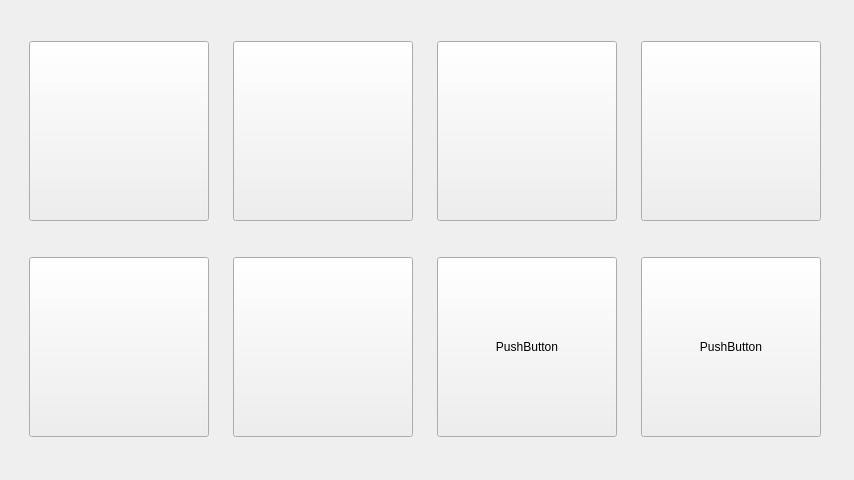
Old version of the form mainwindow.ui in the repository dhruvbhutani/komedia.
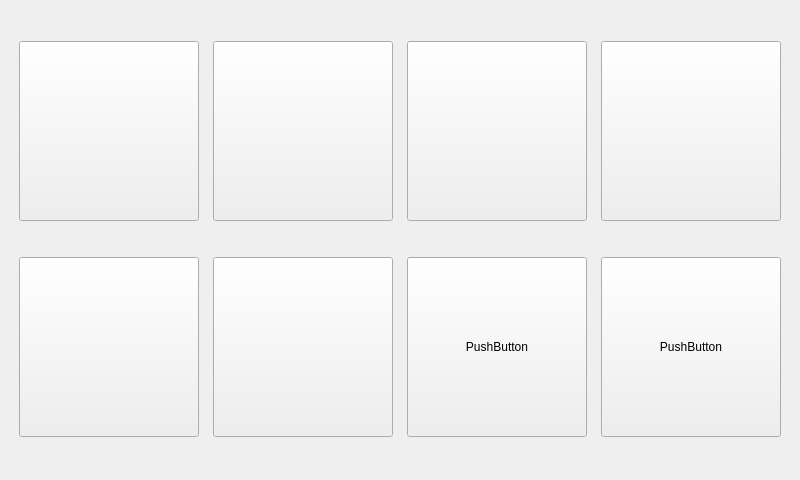
New version of the form. Icons and pictures are not drawn.

Patch:
```diff
--- a/mainwindow.ui
+++ b/mainwindow.ui
@@ -6,7 +6,7 @@
    <rect>
     <x>0</x>
     <y>0</y>
-    <width>854</width>
+    <width>800</width>
     <height>480</height>
    </rect>
   </property>
```
